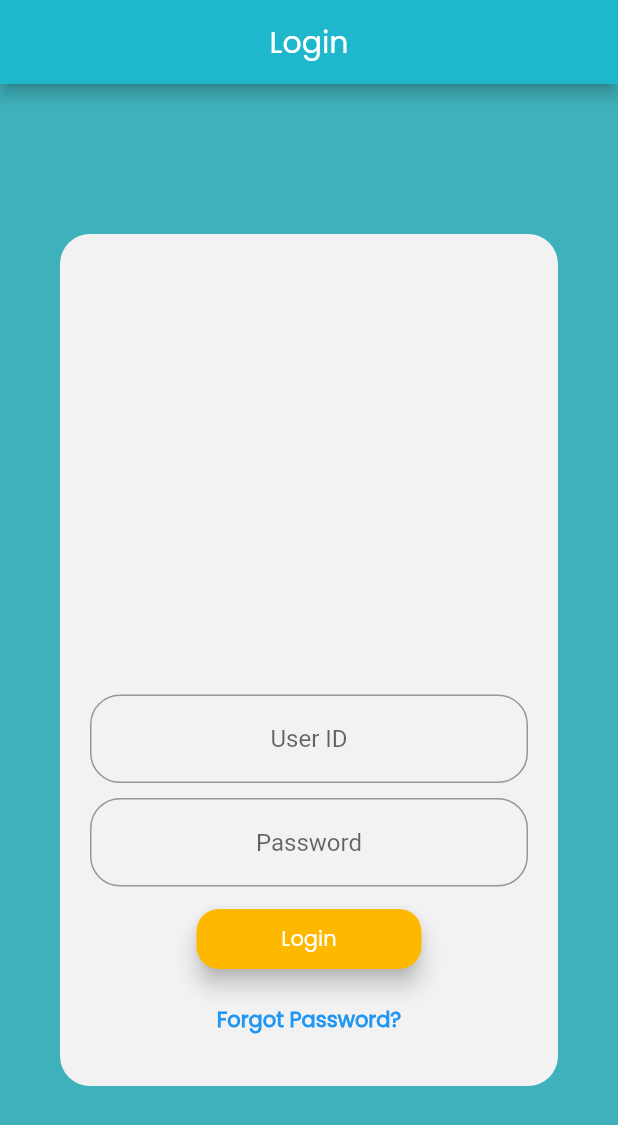
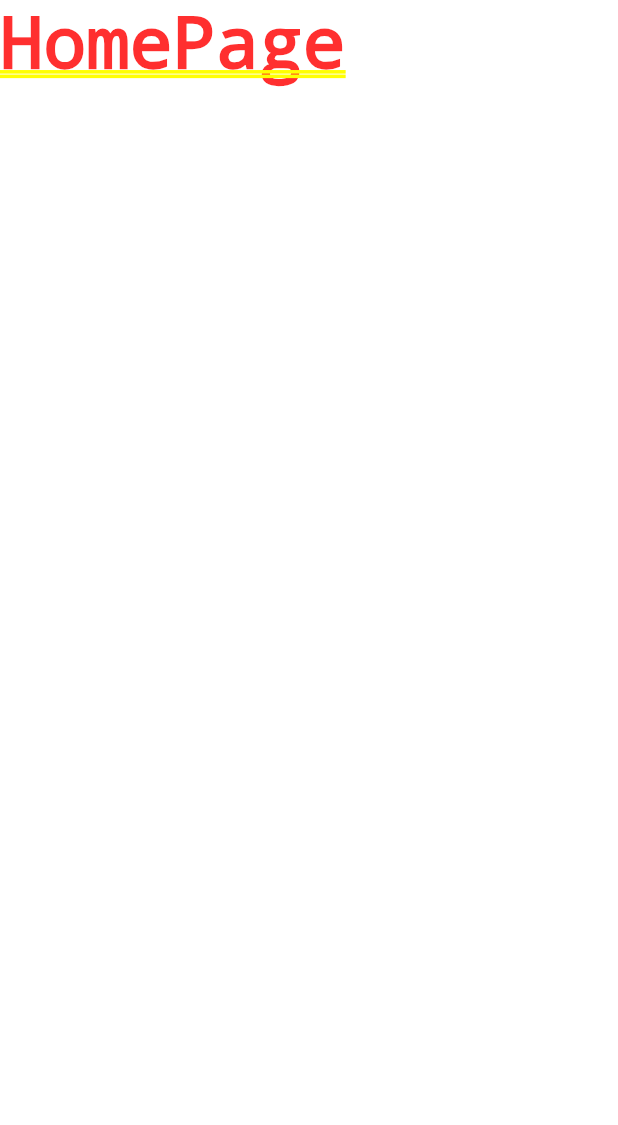
Before and after one commit to UzairZQ/MicroSync, a Flutter app: the screen it shows after launch, after a tap on "Login", on a phone screen of 412 x 824 dp. Shown: the top 1125 px of the screen. Run offline on Flutter 3.47's test engine with Material 2 defaults, Android fonts, the light colour scheme and no system bars.

Commit message:
added homescreen

```diff
--- /dev/null
+++ b/lib/homepage.dart
@@ -0,0 +1,15 @@
+import 'package:flutter/cupertino.dart';
+import 'package:flutter/src/foundation/key.dart';
+import 'package:flutter/src/widgets/framework.dart';
+
+class HomePage extends StatelessWidget {
+  static String id = 'home';
+  const HomePage({Key? key}) : super(key: key);
+
+  @override
+  Widget build(BuildContext context) {
+    return Container(
+      child: Text('HomePage'),
+    );
+  }
+}
--- a/lib/login_page.dart
+++ b/lib/login_page.dart
@@ -1,15 +1,22 @@
 import 'package:flutter/material.dart';
 import 'package:flutter/services.dart';
+import 'package:micro_pharma/homepage.dart';
+import 'main.dart';
 
-class LoginPage extends StatelessWidget {
+class LoginPage extends StatefulWidget {
   const LoginPage({Key? key}) : super(key: key);
 
+  @override
+  State<LoginPage> createState() => _LoginPageState();
+}
+
+class _LoginPageState extends State<LoginPage> {
   @override
   Widget build(BuildContext context) {
     return Scaffold(
       backgroundColor: Color(0xFF3FB1BB),
       appBar: AppBar(
-        backgroundColor: const Color(0xFF1FB7CC),
+        backgroundColor: Color(0xFF1FB7CC),
         title: const Center(
           child: Text(
             'Login',
@@ -21,12 +28,15 @@ class LoginPage extends StatelessWidget {
         ),
       ),
       body: Container(
+        decoration: BoxDecoration(
+          image: DecorationImage(
+            fit: BoxFit.cover,
+            image: AssetImage(
+              'assets/images/login.png',
+            ),
+          ),
+        ),
         padding: EdgeInsets.all(20.0),
-        margin: const EdgeInsets.fromLTRB(40.0, 100.0, 40.0, 100.0),
-        decoration: BoxDecoration(
-          color: Color(0xFFF2F2F2),
-          borderRadius: BorderRadius.circular(20.0),
-        ),
         child: Column(
           crossAxisAlignment: CrossAxisAlignment.center,
           mainAxisAlignment: MainAxisAlignment.end,
@@ -67,7 +77,9 @@ class LoginPage extends StatelessWidget {
               height: 40.0,
               width: 150.0,
               child: ElevatedButton(
-                onPressed: () {},
+                onPressed: () {
+                  Navigator.pushNamed(context, HomePage.id);
+                },
                 child: Text(
                   'Login',
                   style: TextStyle(fontFamily: 'Poppins'),
--- a/lib/main.dart
+++ b/lib/main.dart
@@ -1,5 +1,6 @@
 import 'package:flutter/material.dart';
 import 'login_page.dart';
+import 'homepage.dart';
 
 void main() {
   runApp(MicroPharma());
@@ -13,7 +14,7 @@ class MicroPharma extends StatelessWidget {
     return MaterialApp(
       routes: {
         'login': (context) => LoginPage(),
-
+        'home':(context) => HomePage(),
       },
       home: LoginPage(),
     );
--- a/pubspec.yaml
+++ b/pubspec.yaml
@@ -58,9 +58,8 @@ flutter:
   uses-material-design: true
 
   # To add assets to your application, add an assets section, like this:
-  # assets:
-  #   - images/a_dot_burr.jpeg
-  #   - images/a_dot_ham.jpeg
+  assets:
+    - assets/images/
 
   # An image asset can refer to one or more resolution-specific "variants", see
   # https://flutter.dev/assets-and-images/#resolution-aware
```
Also changed, not shown: assets/images/login.png (added).
